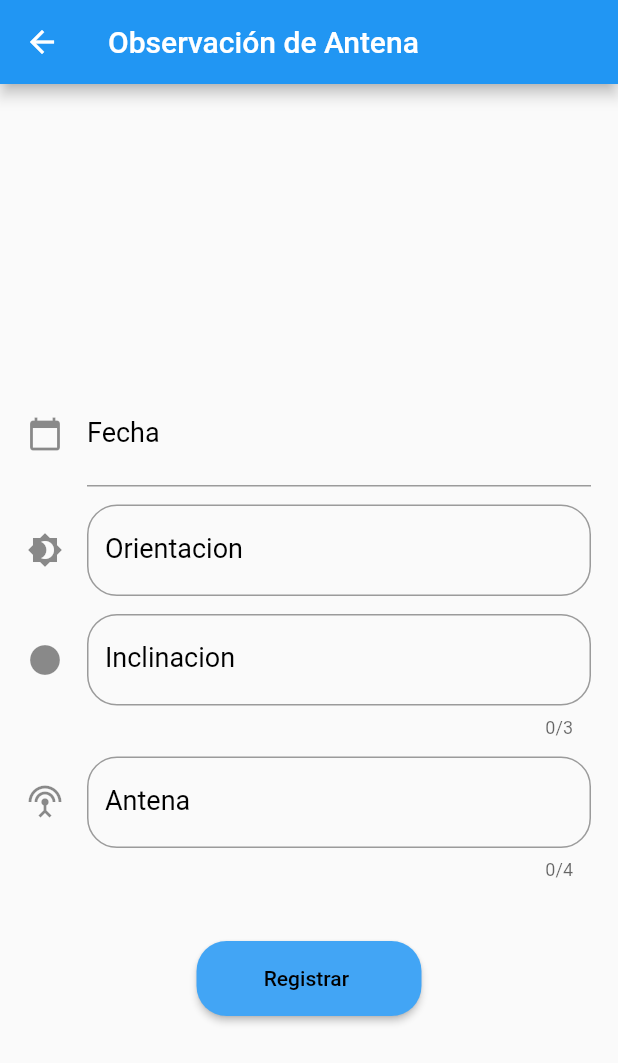
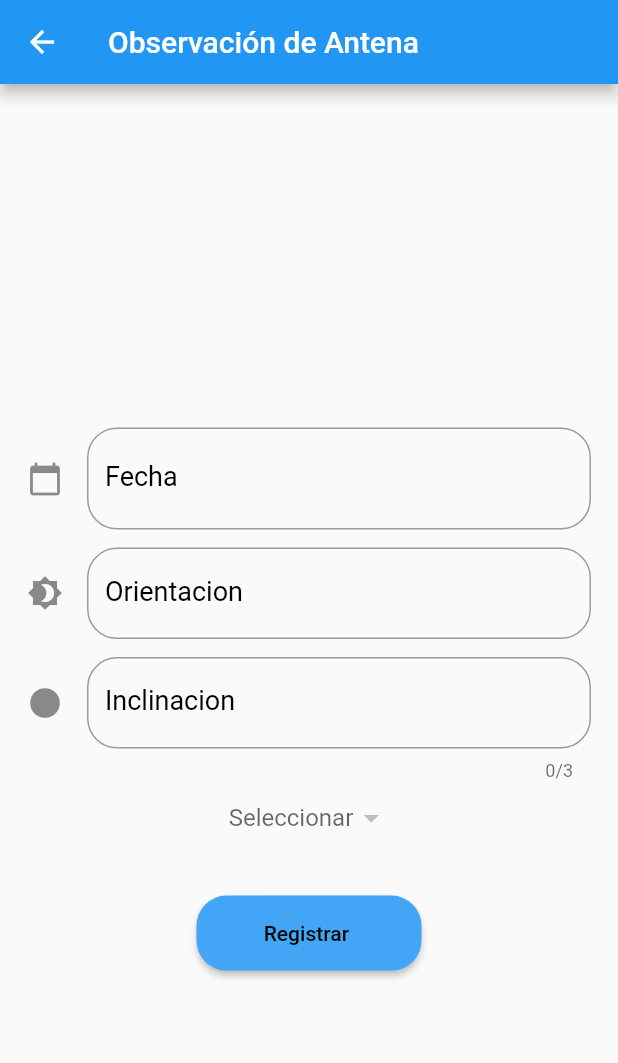
Before and after one commit to bryanhorus/practicasFront, a Flutter app: the CrearObservacion screen opened by its route, on a phone screen of 412 x 824 dp. Shown: the top 1063 px of the screen. Run offline on Flutter 3.47's test engine with Material 2 defaults, Android fonts, the phone set to English and light mode, and no system bars; our stand-ins replace flutter_secure_storage, shared_preferences; accounts and stored records are empty; network calls fail.

Commit message:
Funcionalidad de registro de observacion

```diff
--- a/lib/UI/login.dart
+++ b/lib/UI/login.dart
@@ -51,7 +51,7 @@ class LoginState extends State<LoginPage> with SingleTickerProviderStateMixin {
       form.save();
         _validate = await inicioSesionBloc.iniciarSesion(_login);
       if(_validate){
-        TecnicoNavigator.goToRegistrarObservacion(context);
+        TecnicoNavigator.goToHomeTecnico(context);
         //TecniNavigator.goToHomeCoordinador(context);
       }
     }
--- a/lib/UI/municipio/registrar_municipio.dart
+++ b/lib/UI/municipio/registrar_municipio.dart
@@ -101,7 +101,7 @@ class CrearMunicipioState extends State<CrearMunicipio>
                           ),*/
                           DropdownButtonHideUnderline(
                             child:  DropdownButton<int>(
-                              hint: Text(""),
+                              hint: Text("Seleccionar"),
                               value: currentDpto,
                               isDense: true,
                               onChanged:  (int newValue) {
--- a/lib/UI/tecnico/observacion.dart
+++ b/lib/UI/tecnico/observacion.dart
@@ -1,10 +1,12 @@
 import 'package:flutter/cupertino.dart';
 import 'package:flutter/material.dart';
 import 'package:tenic_api/UI/dialog.dart';
+import 'package:tenic_api/bloc/antena_bloc.dart';
 import 'package:tenic_api/bloc/observacion_bloc.dart';
-import 'package:tenic_api/bloc/torre_bloc.dart';
 import 'package:tenic_api/modelo/antena_model.dart';
+import 'package:tenic_api/modelo/departamento_model.dart';
 import 'package:tenic_api/modelo/estado_model.dart';
+import 'package:tenic_api/modelo/municipio_model.dart';
 import 'package:tenic_api/modelo/observacion_model.dart';
 import 'package:tenic_api/modelo/torre_model.dart';
 import 'package:tenic_api/resource/constants.dart';
@@ -22,9 +24,9 @@ class CrearObservacionState extends State<CrearObservacion>
   final GlobalKey<FormState> _formKey = GlobalKey<FormState>();
   TextEditingController _inputDate = TextEditingController();
 
-  final TorreBloc torreBloc = TorreBloc();
-  List<Torre> listaTorre = List();
-  int currentTorre;
+  final AntenaBloc antenaBloc = AntenaBloc();
+  List<Antena> listaAntena = List();
+  int currentAntena;
 
   final ObservacionBloc observacionBloc = ObservacionBloc();
   Observacion _observacion = Observacion(
@@ -32,14 +34,13 @@ class CrearObservacionState extends State<CrearObservacion>
       orientacion: '',
       inclinacion: '',
       antena:
-          Antena(idAntena: 0, torre: Torre(idTorre: 0), state: Estado(id: 0)));
+          Antena(idAntena: 0, state: Estado(id: 0), torre: Torre(idTorre: 0, municipio: Municipio(idMunicipio: 0, departament: Departamento(idDpto: 0)))));
   @override
   void initState() {
-
-    TorreBloc();
-    torreBloc.listarTorre().then((apiResponse) {
+    AntenaBloc();
+    antenaBloc.listarAntena().then((apiResponse) {
       setState(() {
-        listaTorre = apiResponse.listTorre;
+        listaAntena = apiResponse.listAntena;
       });
     });
     super.initState();
@@ -52,7 +53,7 @@ class CrearObservacionState extends State<CrearObservacion>
     DateTime picked = await showDatePicker(
       context: context,
       initialDate: DateTime.now(),
-      firstDate:  DateTime(2020),
+      firstDate: DateTime(2020),
       lastDate: DateTime(2099),
     );
     if (picked != null) {
@@ -112,14 +113,16 @@ class CrearObservacionState extends State<CrearObservacion>
                               decoration: InputDecoration(
                                   hintText: "Fecha",
                                   labelText: "Fecha",
+                                  border: OutlineInputBorder(
+                                      borderRadius:
+                                          BorderRadius.circular(20.0)),
                                   suffix: Icon(Icons.create),
                                   icon: Icon(Icons.calendar_today)),
                               onTap: () {
-                        FocusScope.of(context).requestFocus(FocusNode());
+                                FocusScope.of(context)
+                                    .requestFocus(FocusNode());
                                 _selectDate(context);
-
-                      }
-                      ),
+                              }),
                           const SizedBox(height: 12.0),
                           TextFormField(
                             decoration: InputDecoration(
@@ -151,19 +154,28 @@ class CrearObservacionState extends State<CrearObservacion>
                             style: TextStyle(fontSize: 18.0),
                           ),
                           const SizedBox(height: 12.0),
-                          TextFormField(
-                            decoration: InputDecoration(
-                                labelText: Constants.labelNombreAntena,
-                                border: OutlineInputBorder(
-                                    borderRadius: BorderRadius.circular(20.0)),
-                                hintText: Constants.labelNombreAntena,
-                                icon: Icon(Icons.settings_input_antenna)),
-                            keyboardType: TextInputType.number,
-                            maxLength: 4,
-                            onSaved: (String antena) {
-                              _observacion.antena.idAntena = int.parse(antena);
+                          DropdownButtonHideUnderline(
+                            child:  DropdownButton<int>(
+                              hint: Text("Seleccionar"),
+                              value: currentAntena,
+                              isDense: true,
+                              onChanged:  (int newValue) {
+                                currentAntena = newValue;
+                                setState(() {
+                                  currentAntena = newValue;
+                                });
+                                print(currentAntena);
+                                _observacion.antena.idAntena = newValue;
+
                               },
-                            style: TextStyle(fontSize: 18.0),
+                              items: listaAntena.map((Antena map) {
+                                return  DropdownMenuItem<int>(
+                                  value: map.idAntena,
+                                  child:  Text(map.nombre,
+                                      style:  TextStyle(color: Colors.black)),
+                                );
+                              }).toList(),
+                            ),
                           ),
                           Padding(
                             padding: const EdgeInsets.only(top: 40.0),
--- a/lib/navigator_tecnico.dart
+++ b/lib/navigator_tecnico.dart
@@ -6,6 +6,9 @@ class TecnicoNavigator {
     Navigator.of(context).pushNamedAndRemoveUntil(
         Constants.homeRoute, (Route<dynamic> route) => false);
   }
+    static void goToHomeTecnico(BuildContext context) {
+    Navigator.pushNamed(context, Constants.homeTecnicoRoute);
+  }
   static void goToPerfilCoordinador(BuildContext context) {
     Navigator.pushNamed(context, Constants.perfilCoordinadorRoute);
   }
--- a/lib/resource/constants.dart
+++ b/lib/resource/constants.dart
@@ -123,6 +123,7 @@ class Constants{
   static const String actualizarMunicipioRoute = "/actualizar_Municipio";
   static const String actualizarDepartamentosRoute = "/actualizar_Departamento";
   static const String registrarobservacionRoute = "/observacion";
+  static const String homeTecnicoRoute = "/home_tecnico";
   //Ruter imagenes
   static const String loginImage = 'assets/imgLogin.jpg';
   static const String registroImage = 'assets/imgRegistro.png';
--- a/lib/tecni_app.dart
+++ b/lib/tecni_app.dart
@@ -8,6 +8,7 @@ import 'package:tenic_api/UI/login.dart';
 import 'package:tenic_api/UI/municipio/actualizar_municipio.dart';
 import 'package:tenic_api/UI/municipio/lista_municipio.dart';
 import 'package:tenic_api/UI/perfil.dart';
+import 'package:tenic_api/UI/tecnico/menu_tecnico.dart';
 import 'package:tenic_api/UI/tecnico/observacion.dart';
 import 'package:tenic_api/UI/torre/registrar_torre.dart';
 import 'package:tenic_api/UI/usuario/actualizar_usuario.dart';
@@ -56,6 +57,7 @@ class App extends StatelessWidget {
         Constants.actualizarTorreRoute: (context) => ActualizarTorre(),
         Constants.listaTorresRoute: (context) => ListaTorre(),
         //Observacion
+        Constants.homeTecnicoRoute: (context) => HomeTecnico(),
         Constants.registrarobservacionRoute: (context) => CrearObservacion(),
       },
     );
```
Also changed, not shown: lib/UI/antena/registrar_antena.dart (+12 -26 lines), lib/UI/tecnico/ads.dart (deleted, +0 -67 lines), lib/UI/torre/registrar_torre.dart (+33 -14 lines). Lines whose indentation alone changed are shown as unchanged.
